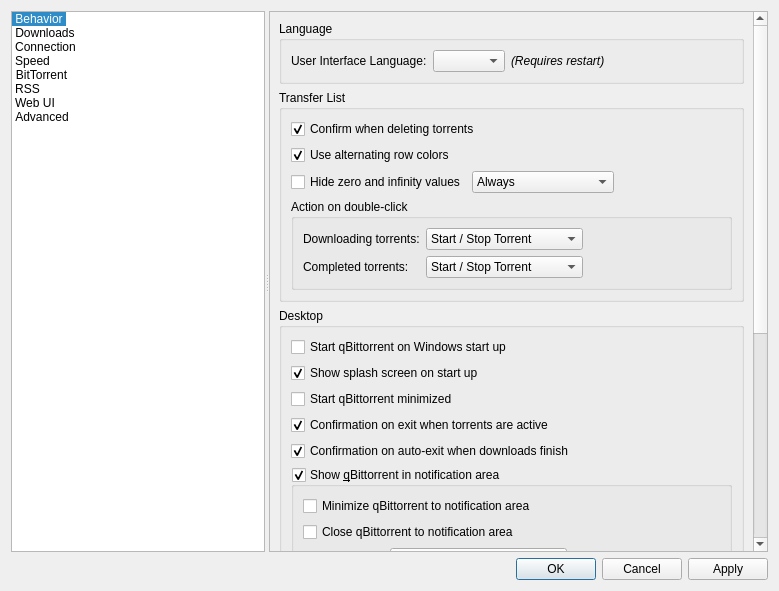
This is src/gui/optionsdialog.ui in SysAdminDoc/qBittorrent-Vanced as Qt 5 draws it before an edit. The edited form follows.
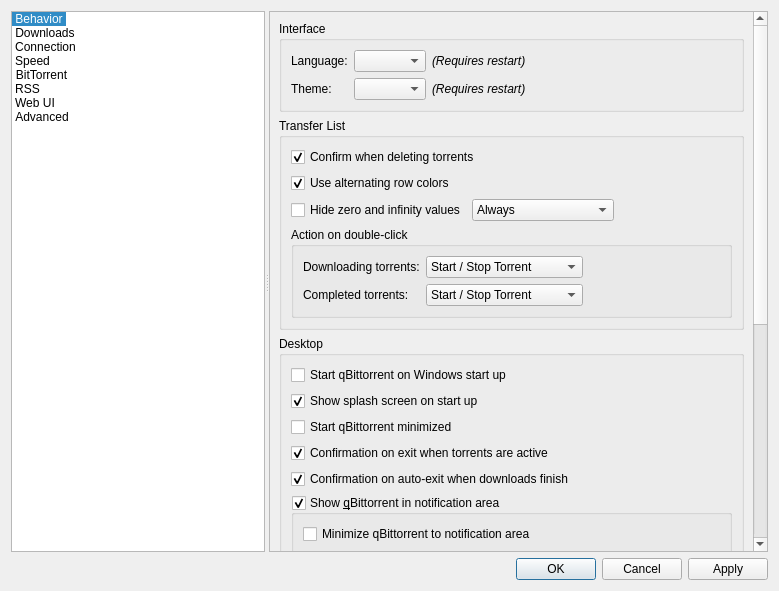
This is the edited form. Custom widgets are drawn as their Qt base class.

What changed in the file:
```diff
--- a/src/gui/optionsdialog.ui
+++ b/src/gui/optionsdialog.ui
@@ -130,19 +130,17 @@
             <item>
              <widget class="QGroupBox" name="UISettingsBox">
               <property name="title">
-               <string>Language</string>
+               <string>Interface</string>
               </property>
-              <layout class="QVBoxLayout" name="verticalLayout_8">
-               <item>
-                <layout class="QHBoxLayout">
-                 <item>
+              <layout class="QGridLayout" name="gridLayout_81">
+               <item row="0" column="0">
                   <widget class="QLabel" name="label_9">
                    <property name="text">
-                    <string>User Interface Language:</string>
+                  <string>Language:</string>
                    </property>
                   </widget>
                  </item>
-                 <item>
+               <item row="0" column="1">
                   <widget class="QComboBox" name="comboI18n">
                    <property name="minimumSize">
                     <size>
@@ -158,7 +156,7 @@
                    </property>
                   </widget>
                  </item>
-                 <item>
+               <item row="0" column="2">
                   <widget class="QLabel" name="lbl_i18n_info_2">
                    <property name="font">
                     <font>
@@ -173,20 +171,43 @@
                    </property>
                   </widget>
                  </item>
-                 <item>
-                  <spacer>
+               <item row="0" column="3">
+                <spacer name="horizontalSpacer_111">
                    <property name="orientation">
                     <enum>Qt::Horizontal</enum>
                    </property>
                    <property name="sizeHint" stdset="0">
                     <size>
-                     <width>40</width>
+                   <width>200</width>
                      <height>20</height>
                     </size>
                    </property>
                   </spacer>
                  </item>
-                </layout>
+               <item row="1" column="0">
+                <widget class="QLabel" name="label_15">
+                 <property name="text">
+                  <string>Theme:</string>
+                 </property>
+                </widget>
+               </item>
+               <item row="1" column="1">
+                <widget class="QComboBox" name="comboTheme"/>
+               </item>
+               <item row="1" column="2">
+                <widget class="QLabel" name="lbl_i18n_info_3">
+                 <property name="font">
+                  <font>
+                   <italic>true</italic>
+                  </font>
+                 </property>
+                 <property name="text">
+                  <string>(Requires restart)</string>
+                 </property>
+                 <property name="alignment">
+                  <set>Qt::AlignLeading|Qt::AlignLeft|Qt::AlignVCenter</set>
+                 </property>
+                </widget>
                </item>
               </layout>
              </widget>
```
Lines whose indentation alone changed are shown as unchanged.
